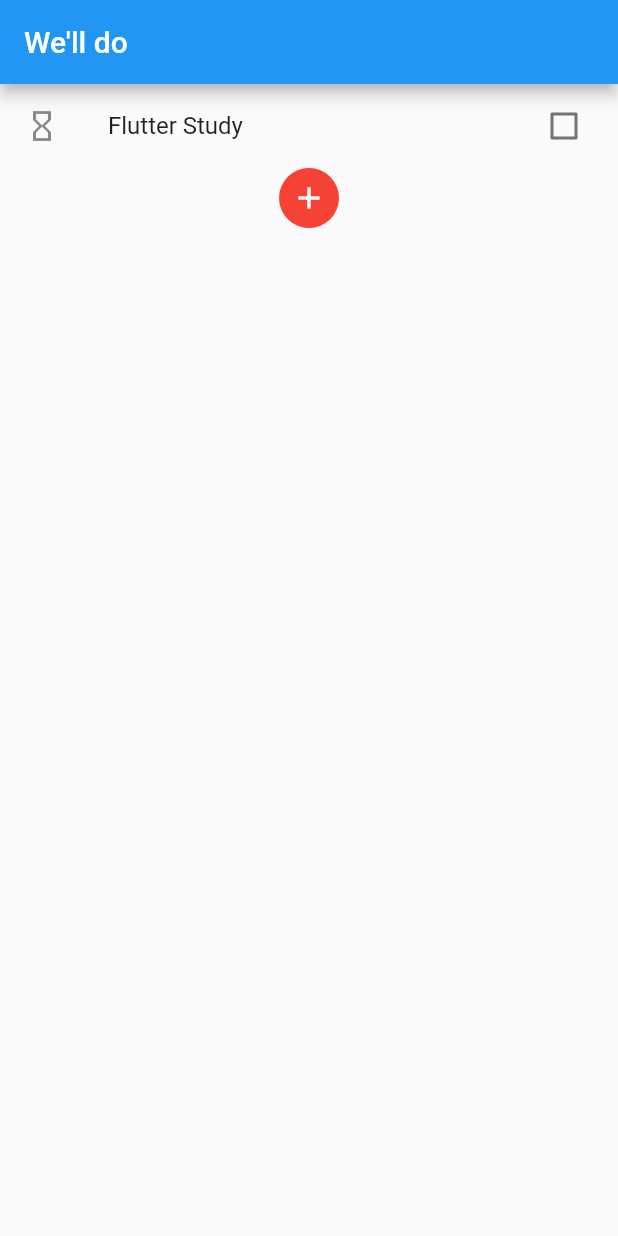
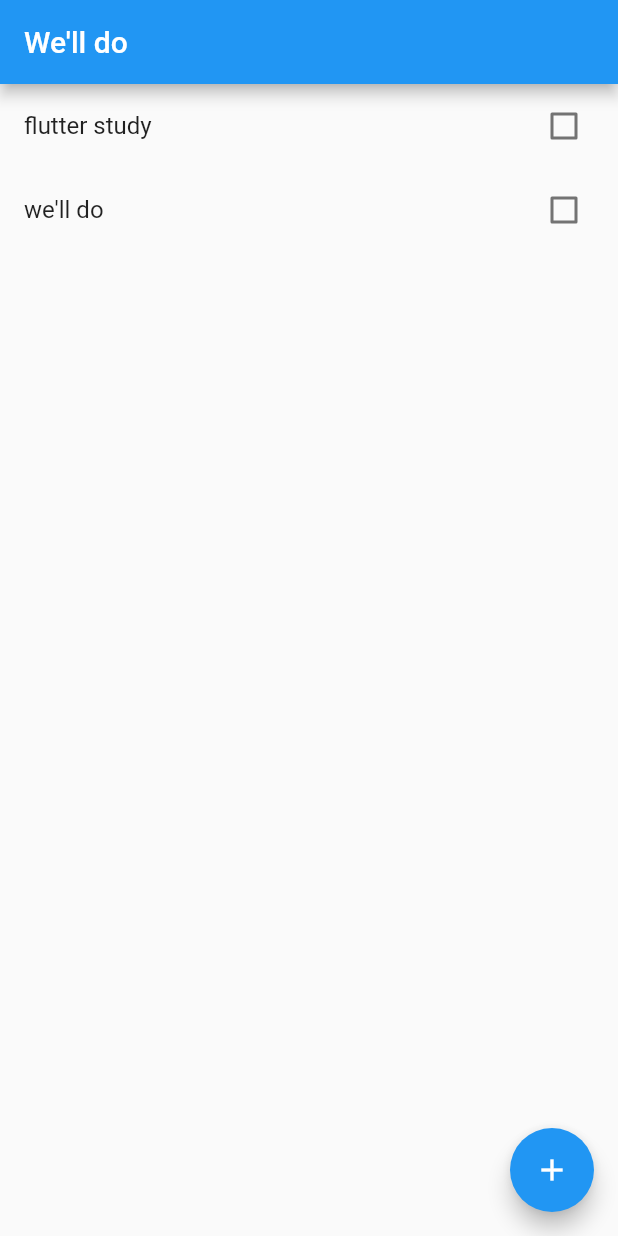
Before and after one commit to jpoh281/todoList, a Flutter app: the screen it shows after launch, on a phone screen of 412 x 824 dp. Run offline on Flutter 3.47's test engine with Material 2 defaults, Android fonts, the phone set to English and light mode, and no system bars.

Commit message:
2020-01-10 We'll do Project 1일차 Yes 버튼 누를 시 todoList 추가 FloatingActionButton 추가

```diff
--- a/lib/main_page.dart
+++ b/lib/main_page.dart
@@ -7,7 +7,8 @@ class MainPage extends StatefulWidget {
 }
 
 class _MainPageState extends State<MainPage> {
-  bool _isChecked = false;
+  List<bool> listChecked = [false, false];
+  List<String> todoList = ['flutter study', "we'll do"];
   TextEditingController _todoName = TextEditingController();
   @override
   void dispose() {
@@ -23,34 +24,33 @@ class _MainPageState extends State<MainPage> {
         appBar: AppBar(
           title: Text("We'll do"),
         ),
-        body: ListView(
-          children: <Widget>[
-            CheckboxListTile(
-              title: const Text('Flutter Study'),
-              value: _isChecked,
-              onChanged: (_) {
-                setState(() {
-                  _isChecked = !_isChecked;
-                });
-              },
-              secondary: Icon(Icons.hourglass_empty),
-            ),
-            CircleAvatar(
-              backgroundColor: Colors.red,
-              child: IconButton(
-                  icon: Icon(
-                    Icons.add,
-                    color: Colors.white,
-                  ),
-                  onPressed: () => addSchedule(context)),
-            ),
-          ],
+        body: ListView.builder(
+          itemCount: (todoList.isEmpty) ? 0 : todoList.length,
+          itemBuilder: (BuildContext context, int index) {
+            return makeCheckbox(todoList[index], index);
+          },
+        ),
+        floatingActionButton: FloatingActionButton(
+          onPressed: () => questionAddSchedule(context),
+          child: Icon(Icons.add),
         ),
       ),
     );
   }
 
-  addSchedule(BuildContext context) {
+  makeCheckbox(String todo, int index) {
+    return CheckboxListTile(
+      title: Text(todo),
+      value: listChecked[index],
+      onChanged: (_) {
+        setState(() {
+          listChecked[index] = !listChecked[index];
+        });
+      },
+    );
+  }
+
+  questionAddSchedule(BuildContext context) {
     return showDialog(
         context: context,
         builder: (_) => AlertDialog(
@@ -75,6 +75,12 @@ class _MainPageState extends State<MainPage> {
                           ),
                           FlatButton(
                             child: Text('Yes'),
+                            onPressed: () {
+                              todoList.add(_todoName.text);
+                              listChecked.add(false);
+                              _todoName.clear();
+                              Navigator.of(context).pop();
+                            },
                           ),
                         ],
                       )
```
